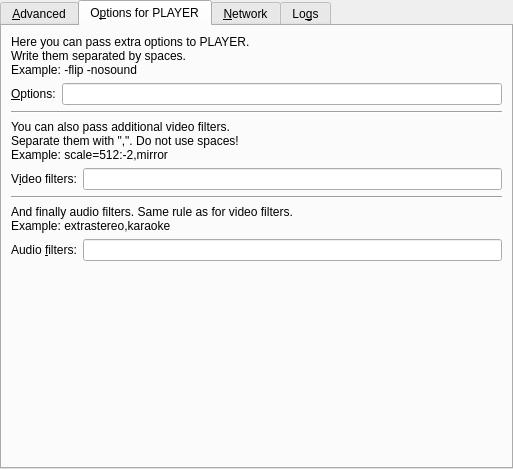
The window that src/prefadvanced.ui (smplayer-dev/smplayer) describes before a commit, drawn with Qt 5.
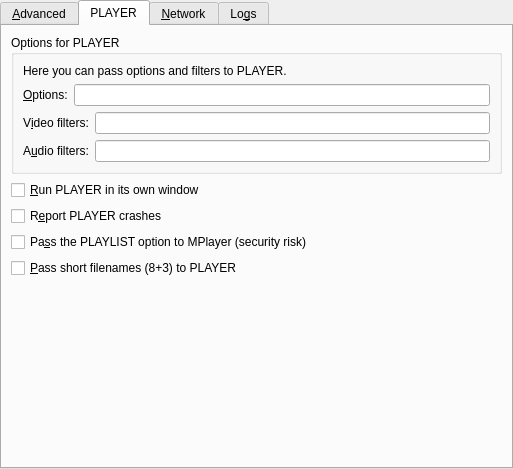
The same window after the commit. The open tabs and pages were chosen to show the change. Custom widgets are drawn as their Qt base class.

Commit message: Move some options to the player tab in prefadvanced

```diff
--- a/src/prefadvanced.ui
+++ b/src/prefadvanced.ui
@@ -99,13 +99,6 @@
          </property>
         </widget>
        </item>
-       <item>
-        <widget class="QCheckBox" name="mplayer_use_window_check">
-         <property name="text">
-          <string notr="true">&amp;Run PLAYER in its own window</string>
-         </property>
-        </widget>
-       </item>
        <item>
         <widget class="QCheckBox" name="idx_check">
          <property name="text">
@@ -120,13 +113,6 @@
          </property>
         </widget>
        </item>
-       <item>
-        <widget class="QCheckBox" name="shortnames_check">
-         <property name="text">
-          <string notr="true">&amp;Pass short filenames (8+3) to PLAYER</string>
-         </property>
-        </widget>
-       </item>
        <item>
         <widget class="QCheckBox" name="repaint_video_background_check">
          <property name="text">
@@ -134,20 +120,6 @@
          </property>
         </widget>
        </item>
-       <item>
-        <widget class="QCheckBox" name="mplayer_crashes_check">
-         <property name="text">
-          <string notr="true">R&amp;eport PLAYER crashes</string>
-         </property>
-        </widget>
-       </item>
-       <item>
-        <widget class="QCheckBox" name="use_playlist_check">
-         <property name="text">
-          <string notr="true">Pa&amp;ss the PLAYLIST option to MPlayer (security risk)</string>
-         </property>
-        </widget>
-       </item>
        <item>
         <layout class="QHBoxLayout">
          <item>
@@ -303,21 +275,19 @@
      </widget>
      <widget class="QWidget" name="tab2">
       <attribute name="title">
-       <string notr="true">O&amp;ptions for PLAYER</string>
+       <string notr="true">PLAYER</string>
       </attribute>
-      <layout class="QVBoxLayout">
-       <property name="spacing">
-        <number>6</number>
-       </property>
-       <property name="margin">
-        <number>9</number>
-       </property>
+      <layout class="QVBoxLayout" name="verticalLayout_5">
+       <item>
+        <widget class="QGroupBox" name="player_group">
+         <property name="title">
+          <string notr="true">Options for PLAYER</string>
+         </property>
+         <layout class="QVBoxLayout" name="verticalLayout_4">
        <item>
         <widget class="QLabel" name="options_info_label">
          <property name="text">
-          <string notr="true">Here you can pass extra options to PLAYER.
-Write them separated by spaces.
-Example: -flip -nosound</string>
+             <string notr="true">Here you can pass options and filters to PLAYER.</string>
          </property>
          <property name="alignment">
           <set>Qt::AlignVCenter</set>
@@ -353,40 +323,6 @@
          </item>
         </layout>
        </item>
-       <item>
-        <widget class="Line" name="line2">
-         <property name="sizePolicy">
-          <sizepolicy hsizetype="Expanding" vsizetype="Fixed">
-           <horstretch>0</horstretch>
-           <verstretch>0</verstretch>
-          </sizepolicy>
-         </property>
-         <property name="frameShape">
-          <enum>QFrame::HLine</enum>
-         </property>
-         <property name="frameShadow">
-          <enum>QFrame::Sunken</enum>
-         </property>
-         <property name="orientation">
-          <enum>Qt::Horizontal</enum>
-         </property>
-        </widget>
-       </item>
-       <item>
-        <widget class="QLabel" name="textLabel4_2">
-         <property name="text">
-          <string>You can also pass additional video filters.
-Separate them with &quot;,&quot;. Do not use spaces!
-Example: scale=512:-2,mirror</string>
-         </property>
-         <property name="alignment">
-          <set>Qt::AlignVCenter</set>
-         </property>
-         <property name="wordWrap">
-          <bool>false</bool>
-         </property>
-        </widget>
-       </item>
        <item>
         <layout class="QHBoxLayout">
          <property name="spacing">
@@ -413,39 +349,6 @@
          </item>
         </layout>
        </item>
-       <item>
-        <widget class="Line" name="line3">
-         <property name="sizePolicy">
-          <sizepolicy hsizetype="Expanding" vsizetype="Fixed">
-           <horstretch>0</horstretch>
-           <verstretch>0</verstretch>
-          </sizepolicy>
-         </property>
-         <property name="frameShape">
-          <enum>QFrame::HLine</enum>
-         </property>
-         <property name="frameShadow">
-          <enum>QFrame::Sunken</enum>
-         </property>
-         <property name="orientation">
-          <enum>Qt::Horizontal</enum>
-         </property>
-        </widget>
-       </item>
-       <item>
-        <widget class="QLabel" name="textLabel5_2">
-         <property name="text">
-          <string>And finally audio filters. Same rule as for video filters.
-Example: extrastereo,karaoke</string>
-         </property>
-         <property name="alignment">
-          <set>Qt::AlignVCenter</set>
-         </property>
-         <property name="wordWrap">
-          <bool>false</bool>
-         </property>
-        </widget>
-       </item>
        <item>
         <layout class="QHBoxLayout">
          <property name="spacing">
@@ -457,7 +360,7 @@
          <item>
           <widget class="QLabel" name="textLabel3_3">
            <property name="text">
-            <string>Audio &amp;filters:</string>
+               <string>A&amp;udio filters:</string>
            </property>
            <property name="wordWrap">
             <bool>false</bool>
@@ -472,6 +375,37 @@
          </item>
         </layout>
        </item>
+         </layout>
+        </widget>
+       </item>
+       <item>
+        <widget class="QCheckBox" name="mplayer_use_window_check">
+         <property name="text">
+          <string notr="true">&amp;Run PLAYER in its own window</string>
+         </property>
+        </widget>
+       </item>
+       <item>
+        <widget class="QCheckBox" name="mplayer_crashes_check">
+         <property name="text">
+          <string notr="true">R&amp;eport PLAYER crashes</string>
+         </property>
+        </widget>
+       </item>
+       <item>
+        <widget class="QCheckBox" name="use_playlist_check">
+         <property name="text">
+          <string notr="true">Pa&amp;ss the PLAYLIST option to MPlayer (security risk)</string>
+         </property>
+        </widget>
+       </item>
+       <item>
+        <widget class="QCheckBox" name="shortnames_check">
+         <property name="text">
+          <string notr="true">&amp;Pass short filenames (8+3) to PLAYER</string>
+         </property>
+        </widget>
+       </item>
        <item>
         <spacer>
          <property name="orientation">
```
Left out of the diff: 10 changed lines with no effect on the pictures. Lines whose indentation alone changed are shown as unchanged. The commit also changes 1 other file.
